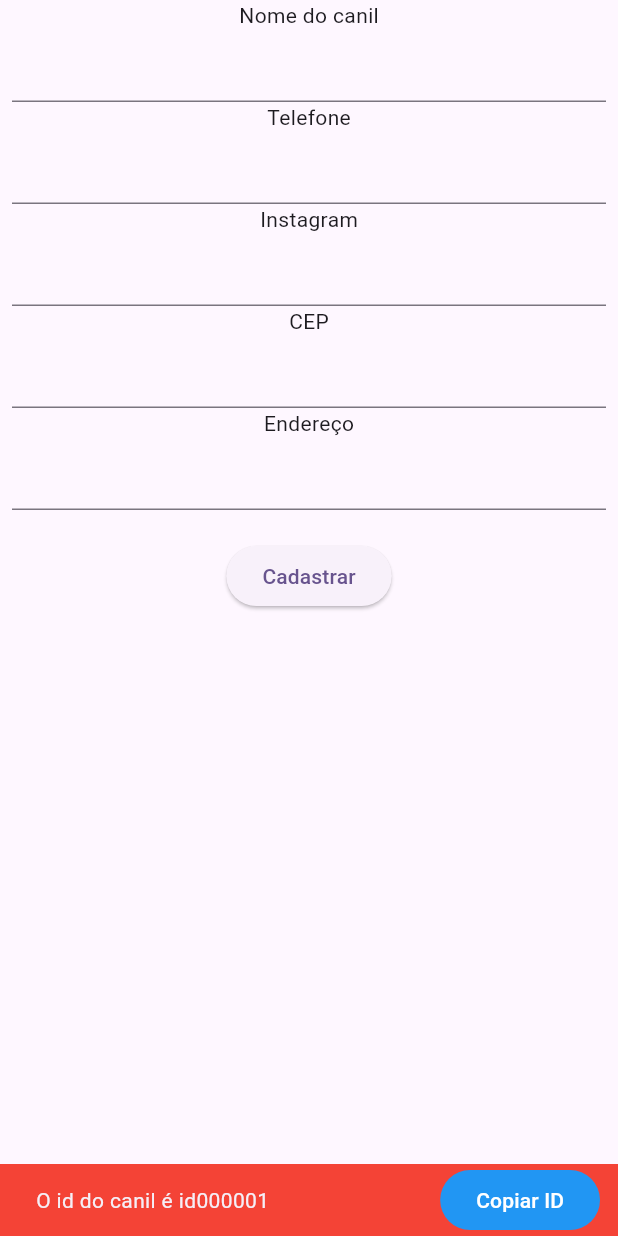
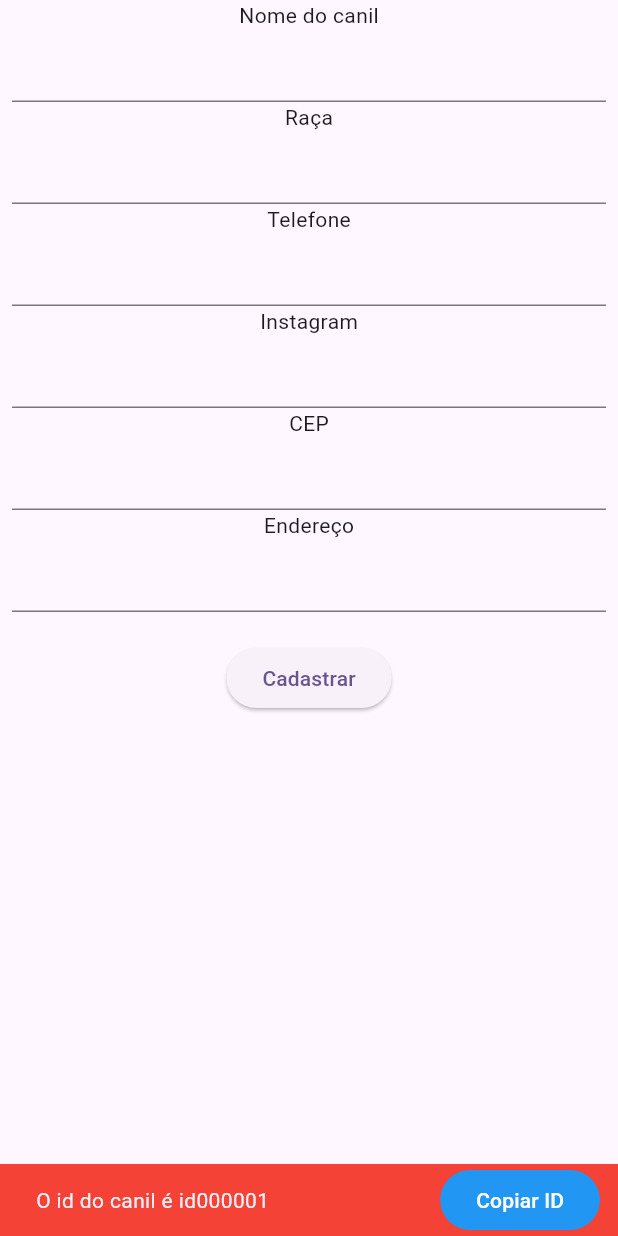
Before and after one commit to cl0v/coworkers, a Flutter app: the AddCanilPage screen opened directly, after a tap on "Cadastrar", on a phone screen of 412 x 824 dp. Run offline on Flutter 3.47's test engine with Material 2 defaults, Android fonts, the light colour scheme and no system bars; our stand-ins replace cloud_firestore, firebase_core, sentry_flutter; missing offline and left inert: sentry_logging; accounts and stored records are empty.

Commit message:
Adicionado conservação de raças para agilitar o preenchimento

```diff
--- a/lib/src/canil/feats/add/presentation/view.dart
+++ b/lib/src/canil/feats/add/presentation/view.dart
@@ -17,8 +17,11 @@ class _AddCanilPageState extends State<AddCanilPage> {
   final TextEditingController nameController = TextEditingController();
   final TextEditingController phoneController = TextEditingController();
   final TextEditingController instagramController = TextEditingController();
+  final TextEditingController breedController = TextEditingController();
   final TextEditingController cepController = TextEditingController();
   final TextEditingController addressController = TextEditingController();
+
+  String? breed;
 
   final GlobalKey<FormState> formKey = GlobalKey<FormState>();
 
@@ -31,6 +34,8 @@ class _AddCanilPageState extends State<AddCanilPage> {
             children: [
           const Text("Nome do canil"),
           TextFormField(controller: nameController),
+          const Text("Raça"),
+          TextFormField(controller: breedController),
           const Text("Telefone"),
           TextFormField(controller: phoneController),
           const Text("Instagram"),
@@ -74,7 +79,10 @@ class _AddCanilPageState extends State<AddCanilPage> {
                 //   toastLength: Toast.LENGTH_LONG,
                 //   gravity: ToastGravity.BOTTOM,
                 // );
+                breed = breedController.text;
                 formKey.currentState!.reset();
+
+                breedController.text = breed ?? "";
               },
               child: const Text("Cadastrar")),
         ]
```
